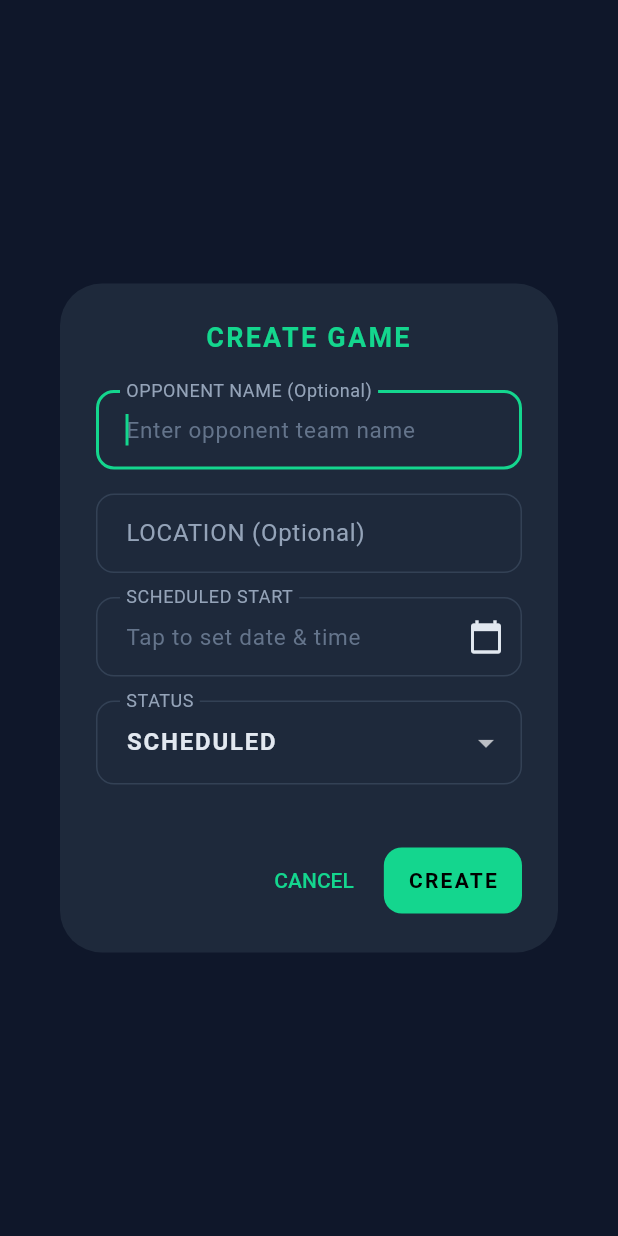
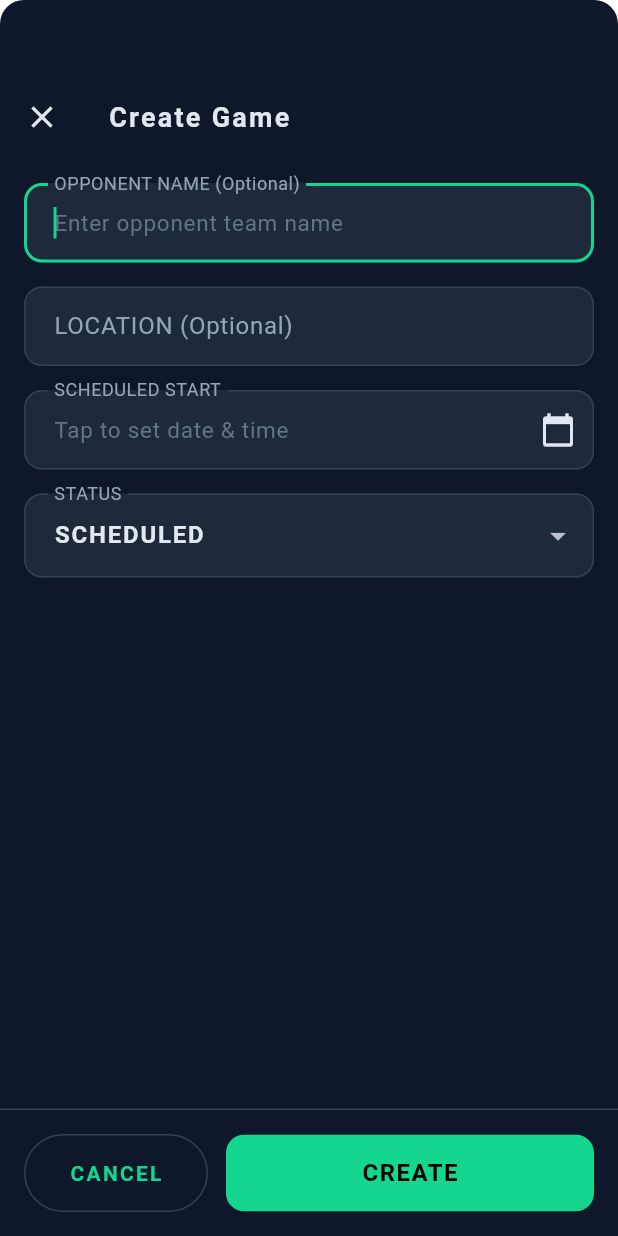
Before and after one commit to JM0rg/HackTracker, a Flutter app: the GameFormDialog screen opened directly with empty values, on a phone screen of 412 x 824 dp. Run offline on Flutter 3.47's test engine with Material 3 defaults, Android fonts, the phone set to English and light mode, and no system bars; our stand-ins replace flutter_riverpod, google_fonts, shared_preferences; missing offline and left inert: amplify_auth_cognito, amplify_flutter; accounts and stored records are empty; Roboto replaces fonts that are missing (Tektur).

Commit message:
fix forms, full page

```diff
--- a/app/lib/widgets/game_form_dialog.dart
+++ b/app/lib/widgets/game_form_dialog.dart
@@ -4,7 +4,6 @@ import '../services/api_service.dart';
 import '../providers/game_providers.dart';
 import '../theme/app_colors.dart';
 import '../widgets/app_input_fields.dart';
-import '../widgets/form_dialog.dart';
 
 /// Dialog for creating or editing a game
 class GameFormDialog extends ConsumerStatefulWidget {
@@ -126,14 +125,30 @@ class _GameFormDialogState extends ConsumerState<GameFormDialog> {
   @override
   Widget build(BuildContext context) {
     final isEditMode = widget.game != null;
+    final title = isEditMode ? 'Edit Game' : 'Create Game';
 
-    return FormDialog(
-      title: isEditMode ? 'EDIT GAME' : 'CREATE GAME',
-      content: SingleChildScrollView(
-        child: Column(
-          mainAxisSize: MainAxisSize.min,
-          crossAxisAlignment: CrossAxisAlignment.stretch,
-          children: [
+    return Container(
+        padding: const EdgeInsets.only(top: 50),
+        decoration: BoxDecoration(
+          color: AppColors.background,
+          borderRadius: const BorderRadius.vertical(top: Radius.circular(16)),
+        ),
+        child: Scaffold(
+          backgroundColor: Colors.transparent,
+          appBar: AppBar(
+            title: Text(title),
+            leading: IconButton(
+              icon: const Icon(Icons.close),
+              onPressed: () => Navigator.pop(context),
+            ),
+            backgroundColor: Colors.transparent,
+            elevation: 0,
+          ),
+        body: SingleChildScrollView(
+          padding: const EdgeInsets.all(16),
+          child: Column(
+            crossAxisAlignment: CrossAxisAlignment.stretch,
+            children: [
             AppTextField(
               controller: _opponentController,
               labelText: 'OPPONENT NAME (Optional)',
@@ -221,10 +236,58 @@ class _GameFormDialogState extends ConsumerState<GameFormDialog> {
           ],
         ),
       ),
-      cancelLabel: 'CANCEL',
-      confirmLabel: isEditMode ? 'UPDATE' : 'CREATE',
-      onConfirm: _isSubmitting ? null : _submit,
-      isLoading: _isSubmitting,
-    );
+      bottomNavigationBar: Container(
+        padding: EdgeInsets.only(
+          left: 16,
+          right: 16,
+          bottom: MediaQuery.of(context).padding.bottom + 16,
+          top: 16,
+        ),
+        decoration: BoxDecoration(
+          color: AppColors.background,
+          border: Border(
+            top: BorderSide(color: AppColors.border, width: 1),
+          ),
+        ),
+        child: Row(
+          children: [
+            Expanded(
+              child: OutlinedButton(
+                onPressed: _isSubmitting ? null : () => Navigator.pop(context),
+                style: OutlinedButton.styleFrom(
+                  padding: const EdgeInsets.symmetric(vertical: 16),
+                  side: BorderSide(color: AppColors.border),
+                ),
+                child: const Text('CANCEL'),
+              ),
+            ),
+            const SizedBox(width: 12),
+            Expanded(
+              flex: 2,
+              child: ElevatedButton(
+                onPressed: _isSubmitting ? null : _submit,
+                style: ElevatedButton.styleFrom(
+                  backgroundColor: AppColors.primary,
+                  foregroundColor: Colors.black,
+                  padding: const EdgeInsets.symmetric(vertical: 16),
+                  elevation: 0,
+                ),
+                child: _isSubmitting
+                    ? const SizedBox(
+                        height: 20,
+                        width: 20,
+                        child: CircularProgressIndicator(
+                          strokeWidth: 2,
+                          color: Colors.black,
+                        ),
+                      )
+                    : Text(isEditMode ? 'UPDATE' : 'CREATE'),
+              ),
+            ),
+          ],
+        ),
+      ),
+    ),
+  );
   }
 }
```
Also changed, not shown: app/lib/screens/team_view_screen.dart (+12 -3 lines), app/lib/widgets/player_form_dialog.dart (+76 -13 lines), 2 other files.
